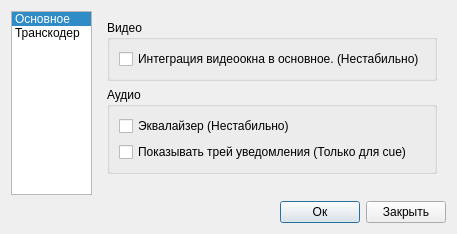
ipse666/cueplayer, file ui/preferences.ui: the form before one commit.
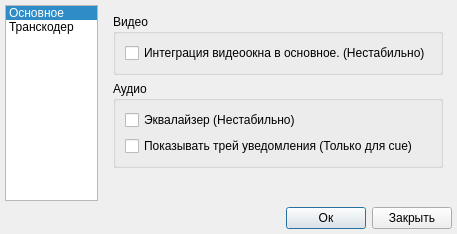
The form after the commit. Icons and pictures are not drawn.

What changed in the file:
```diff
--- a/ui/preferences.ui
+++ b/ui/preferences.ui
@@ -14,6 +14,9 @@
    <string>Form</string>
   </property>
   <layout class="QGridLayout" name="gridLayout_4">
+   <property name="margin">
+    <number>5</number>
+   </property>
    <item row="0" column="0">
     <widget class="QListWidget" name="listWidget">
      <property name="sizePolicy">
@@ -121,7 +124,7 @@
          <property name="sizeHint" stdset="0">
           <size>
            <width>20</width>
-           <height>16</height>
+           <height>24</height>
           </size>
          </property>
         </spacer>
```
Left out of the diff: 22 changed lines with no effect on the pictures.
